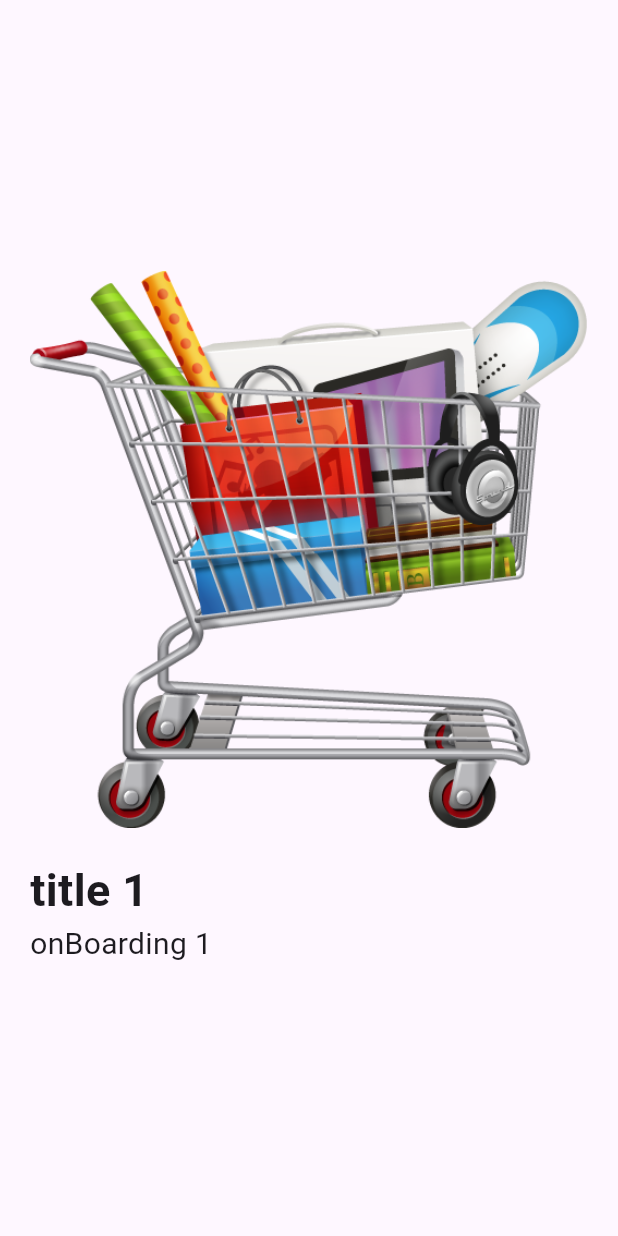
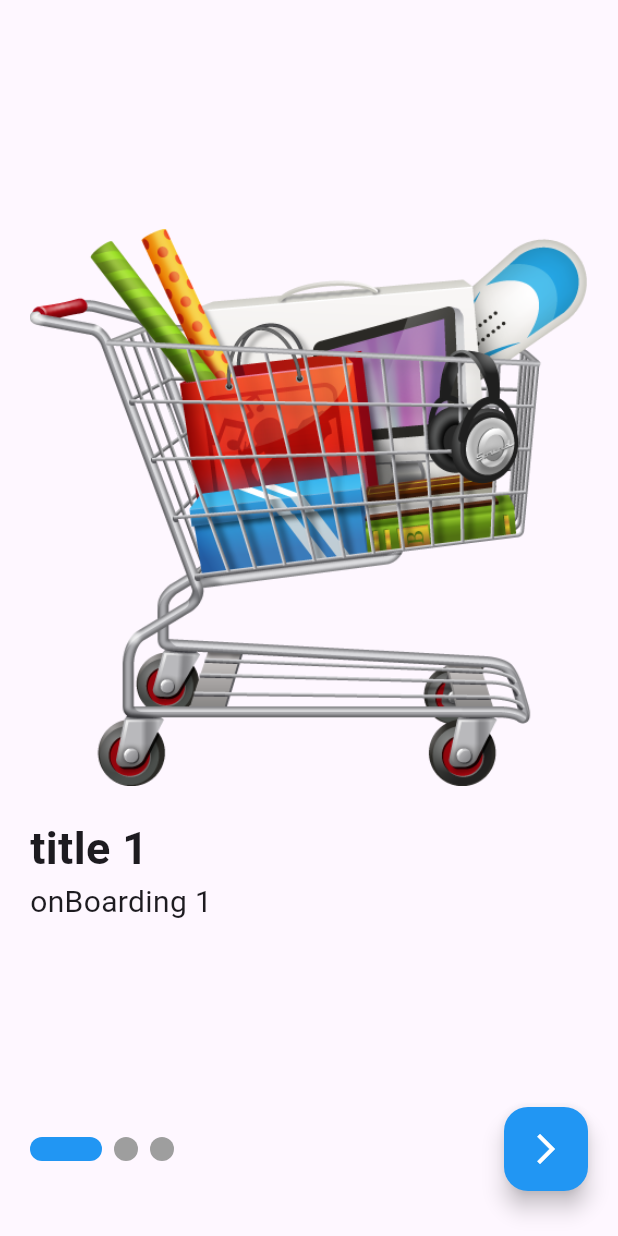
Before and after one commit to shawkary/shop_app, a Flutter app: the screen it shows after launch, on a phone screen of 412 x 824 dp. Run offline on Flutter 3.47's test engine with Material 3 defaults, Android fonts, the phone set to English and light mode, and no system bars; drawn by our look-alikes of smooth_page_indicator.

Commit message:
add smoothPageIndicator & FloatingActionButton

```diff
--- a/lib/features/on_boarding/presentation/views/widgets/boarding_view_body.dart
+++ b/lib/features/on_boarding/presentation/views/widgets/boarding_view_body.dart
@@ -1,4 +1,5 @@
 import 'package:flutter/material.dart';
+import 'package:smooth_page_indicator/smooth_page_indicator.dart';
 import 'boarding_model.dart';
 
 
@@ -7,9 +8,16 @@ class OnBoardingViewBody extends StatelessWidget {
 
   @override
   Widget build(BuildContext context) {
+    PageController controller = PageController();
     return Padding(
-      padding: const EdgeInsets.symmetric(horizontal: 20.0),
+      padding: const EdgeInsets.symmetric(horizontal: 20, vertical: 30),
+      child: Column(
+        crossAxisAlignment: CrossAxisAlignment.start,
+        children: [
+          Expanded(
             child: PageView.builder(
+              onPageChanged: (index) {},
+              controller: controller,
               itemBuilder: (context, index){
                 return Column(
                   mainAxisAlignment: MainAxisAlignment.center,
@@ -25,7 +33,27 @@ class OnBoardingViewBody extends StatelessWidget {
                   ],
                 );
               },
-        itemCount: 3,
+              itemCount: lst.length,
+            ),
+          ),
+          Row(
+            mainAxisAlignment: MainAxisAlignment.spaceBetween,
+            children: [
+              SmoothPageIndicator(
+                  controller: controller,
+                  count: lst.length,
+                effect: const ExpandingDotsEffect(
+                  activeDotColor: Colors.blue,
+                ),
+              ),
+              FloatingActionButton(
+                backgroundColor: Colors.blue,
+                  onPressed: (){},
+                  child: const Icon(Icons.arrow_forward_ios, color: Colors.white,),
+              )
+            ],
+          )
+        ],
       ),
     );
   }
--- a/pubspec.yaml
+++ b/pubspec.yaml
@@ -35,6 +35,7 @@ dependencies:
   # The following adds the Cupertino Icons font to your application.
   # Use with the CupertinoIcons class for iOS style icons.
   cupertino_icons: ^1.0.2
+  smooth_page_indicator: ^1.1.0
 
 
 dev_dependencies:
```
Also changed, not shown: pubspec.lock. Lines whose indentation alone changed are shown as unchanged.
